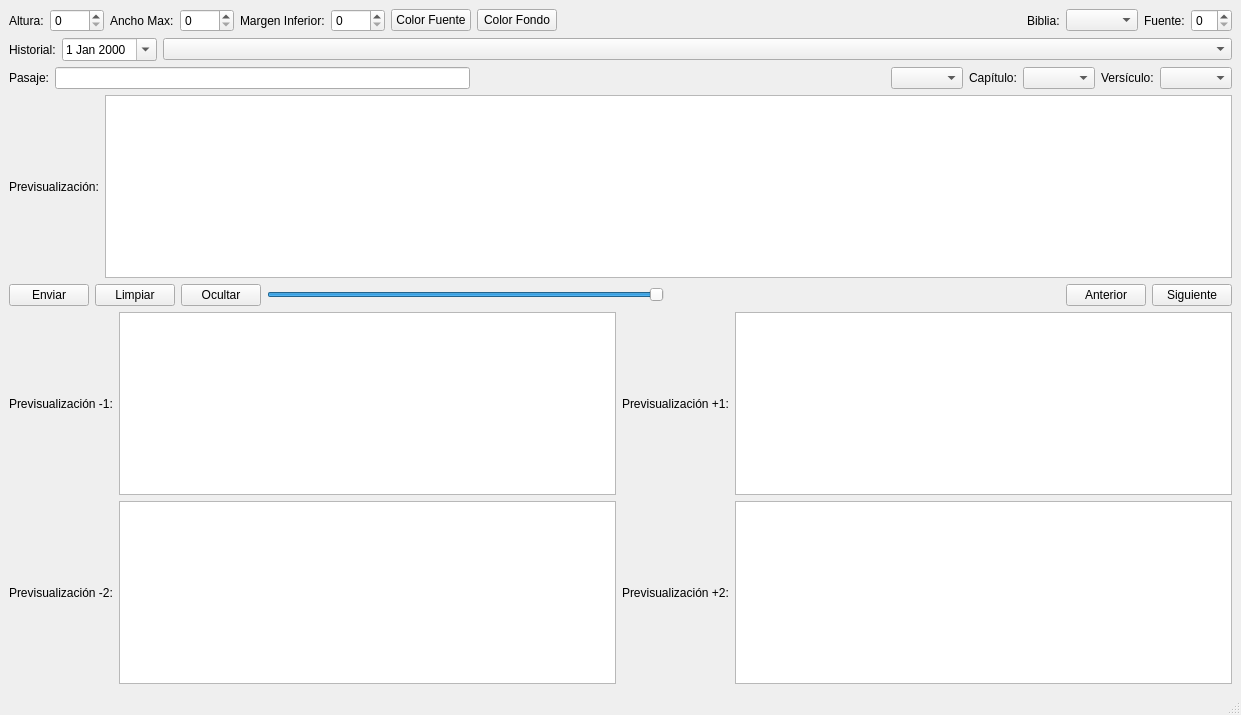
Before: the Qt Designer form main.ui in TimRobles/Versiculos, drawn with Qt 5.
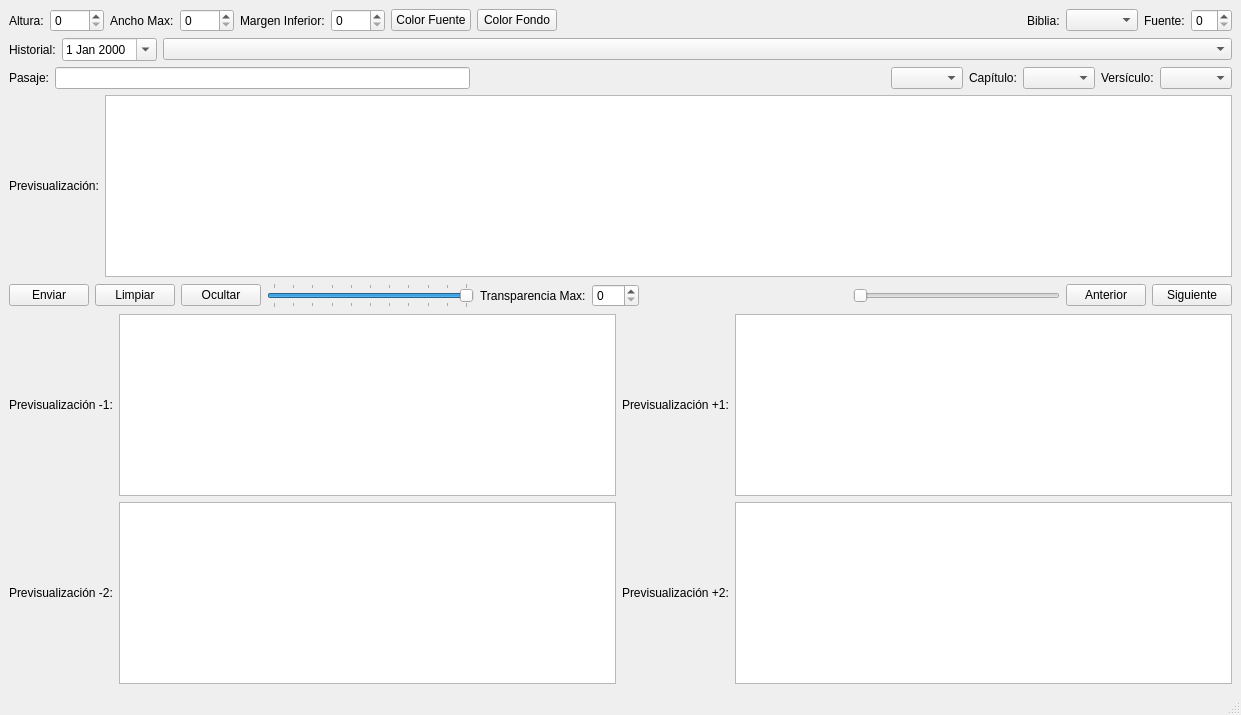
After: the same form once the commit is applied.

Patch:
```diff
--- a/main.ui
+++ b/main.ui
@@ -222,15 +222,32 @@
         <property name="orientation">
          <enum>Qt::Horizontal</enum>
         </property>
+        <property name="tickPosition">
+         <enum>QSlider::TicksBothSides</enum>
+        </property>
        </widget>
       </item>
-      <item row="0" column="7">
+      <item row="0" column="5">
+       <widget class="QLabel" name="label_15">
+        <property name="text">
+         <string>Transparencia Max:</string>
+        </property>
+       </widget>
+      </item>
+      <item row="0" column="10">
        <widget class="QPushButton" name="btnSiguiente">
         <property name="text">
          <string>Siguiente</string>
         </property>
        </widget>
       </item>
+      <item row="0" column="6">
+       <widget class="QSpinBox" name="sbTransparenciaMax">
+        <property name="maximum">
+         <number>100</number>
+        </property>
+       </widget>
+      </item>
       <item row="0" column="3">
        <widget class="QPushButton" name="btnOcultarMostrar">
         <property name="text">
@@ -238,7 +255,7 @@
         </property>
        </widget>
       </item>
-      <item row="0" column="5">
+      <item row="0" column="7">
        <spacer name="horizontalSpacer_3">
         <property name="orientation">
          <enum>Qt::Horizontal</enum>
@@ -265,13 +282,26 @@
         </property>
        </widget>
       </item>
-      <item row="0" column="6">
+      <item row="0" column="9">
        <widget class="QPushButton" name="btnAnterior">
         <property name="text">
          <string>Anterior</string>
         </property>
        </widget>
       </item>
+      <item row="0" column="8">
+       <widget class="QSlider" name="hsTransparenciaTexto">
+        <property name="maximum">
+         <number>100</number>
+        </property>
+        <property name="orientation">
+         <enum>Qt::Horizontal</enum>
+        </property>
+        <property name="tickPosition">
+         <enum>QSlider::NoTicks</enum>
+        </property>
+       </widget>
+      </item>
      </layout>
     </item>
     <item row="5" column="0">
```
Left out of the diff: 34 changed lines with no effect on the pictures.
